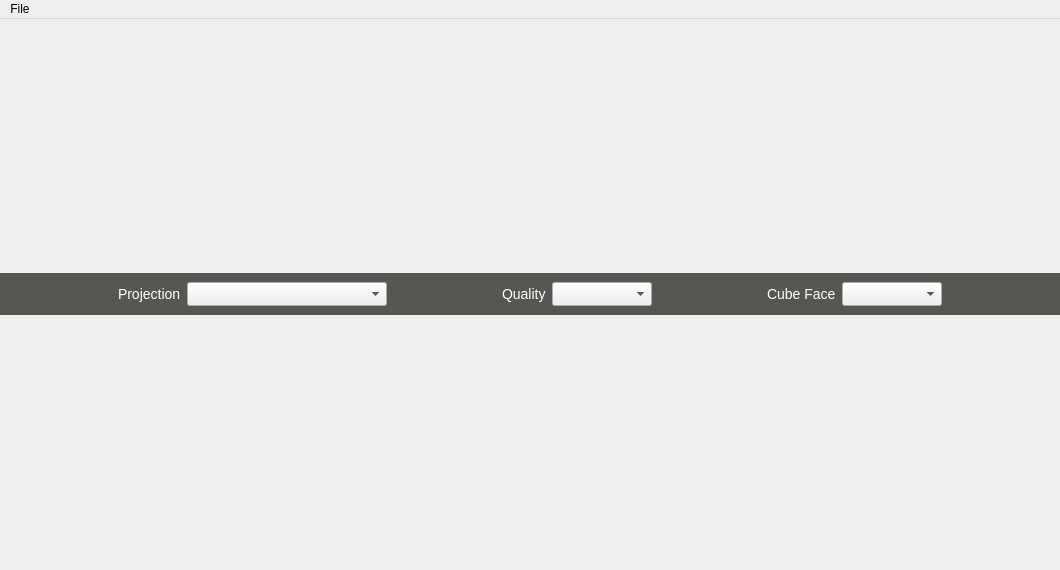
IT-Leiria/360-gui, file aroundvision/views/mainwindow.ui: the form before one commit.
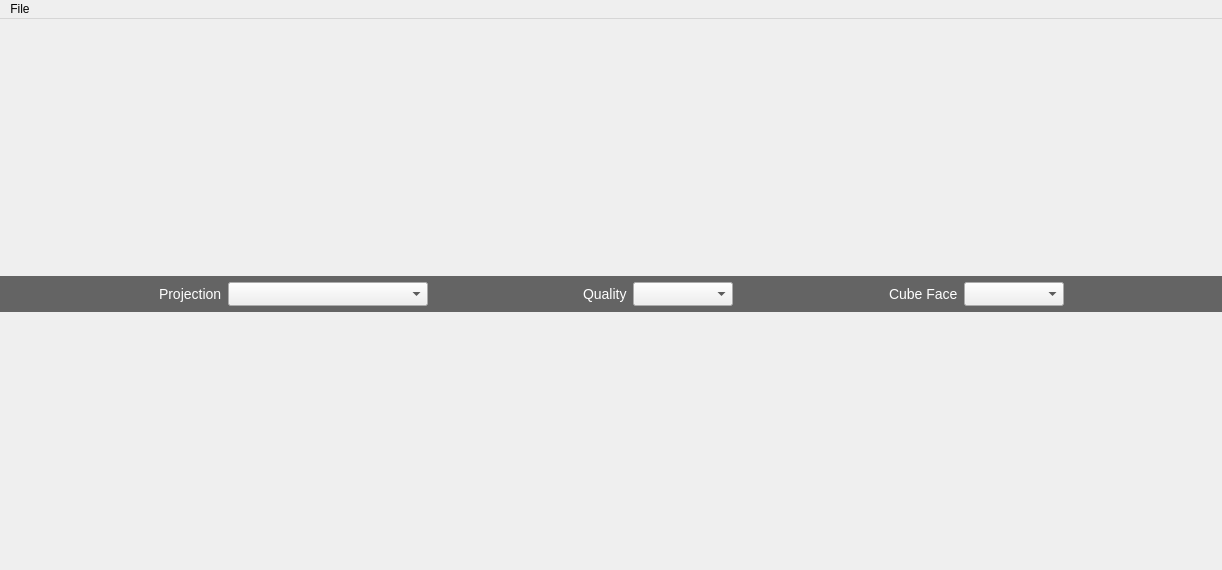
The form after the commit.

Diff of the .ui file:
```diff
--- a/aroundvision/views/mainwindow.ui
+++ b/aroundvision/views/mainwindow.ui
@@ -6,7 +6,7 @@
    <rect>
     <x>0</x>
     <y>0</y>
-    <width>1060</width>
+    <width>1222</width>
     <height>570</height>
    </rect>
   </property>
@@ -21,8 +21,9 @@
   </property>
   <property name="styleSheet">
    <string notr="true">QWidget#bottom_widget {
-    background-color: rgb(85, 87, 83);
+    background-color: rgb(100, 100, 100);
 }
+ #rgb(85, 87, 83);
 
 QWidget#frame_widget {
 	background-color:#373737;
@@ -90,6 +91,12 @@
        </size>
       </property>
       <layout class="QHBoxLayout" name="horizontalLayout">
+       <property name="topMargin">
+        <number>6</number>
+       </property>
+       <property name="bottomMargin">
+        <number>6</number>
+       </property>
        <item>
         <spacer name="horizontalSpacer_4">
          <property name="orientation">
@@ -224,7 +231,7 @@
     <rect>
      <x>0</x>
      <y>0</y>
-     <width>1060</width>
+     <width>1222</width>
      <height>22</height>
     </rect>
    </property>
```
Left out of the diff: 14 changed lines with no effect on the pictures.
